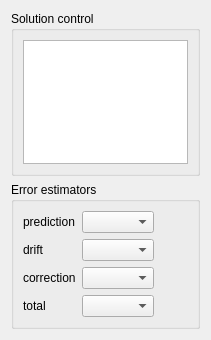
First picture: the form in gui/Pages/OutputVolumicVariablesForm.ui, repository code-saturne/code_saturne, before the edit.
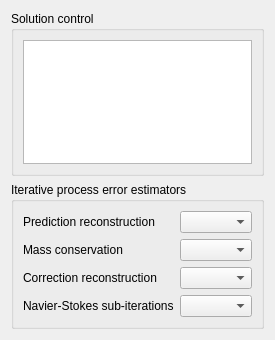
Second picture: the form after the edit.

Commit message: Change caption in the GUI for iterative error estimators.

What changed in the file:
```diff
--- a/gui/Pages/OutputVolumicVariablesForm.ui
+++ b/gui/Pages/OutputVolumicVariablesForm.ui
@@ -29,7 +29,7 @@
    <item row="1" column="0">
     <widget class="QGroupBox" name="groupBox_2">
      <property name="title">
-      <string>Error estimators</string>
+      <string>Iterative process error estimators</string>
      </property>
      <layout class="QGridLayout" name="gridLayout_2">
       <item row="0" column="0">
@@ -37,7 +37,7 @@
         <item row="0" column="0">
          <widget class="QLabel" name="label">
           <property name="text">
-           <string>prediction</string>
+           <string>Prediction reconstruction</string>
           </property>
          </widget>
         </item>
@@ -60,7 +60,7 @@
         <item row="1" column="0">
          <widget class="QLabel" name="label_2">
           <property name="text">
-           <string>drift</string>
+           <string>Mass conservation</string>
           </property>
          </widget>
         </item>
@@ -83,7 +83,7 @@
         <item row="2" column="0">
          <widget class="QLabel" name="label_3">
           <property name="text">
-           <string>correction</string>
+           <string>Correction reconstruction</string>
           </property>
          </widget>
         </item>
@@ -106,7 +106,7 @@
         <item row="3" column="0">
          <widget class="QLabel" name="label_4">
           <property name="text">
-           <string>total</string>
+           <string>Navier-Stokes sub-iterations</string>
           </property>
          </widget>
         </item>
```
